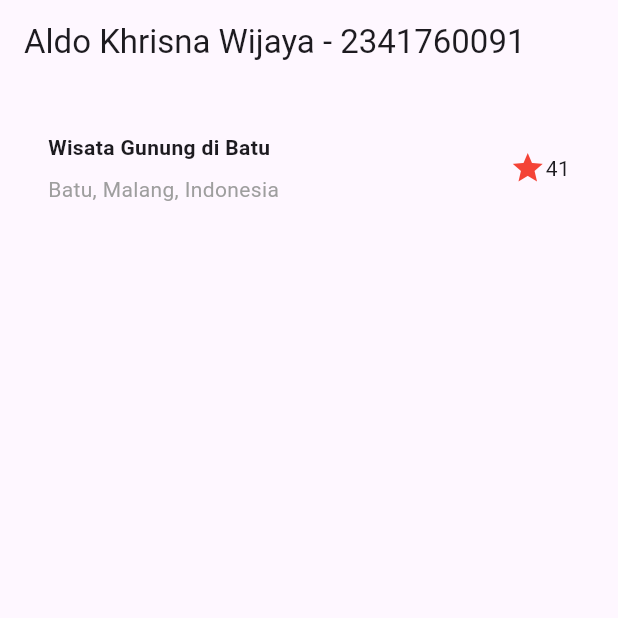
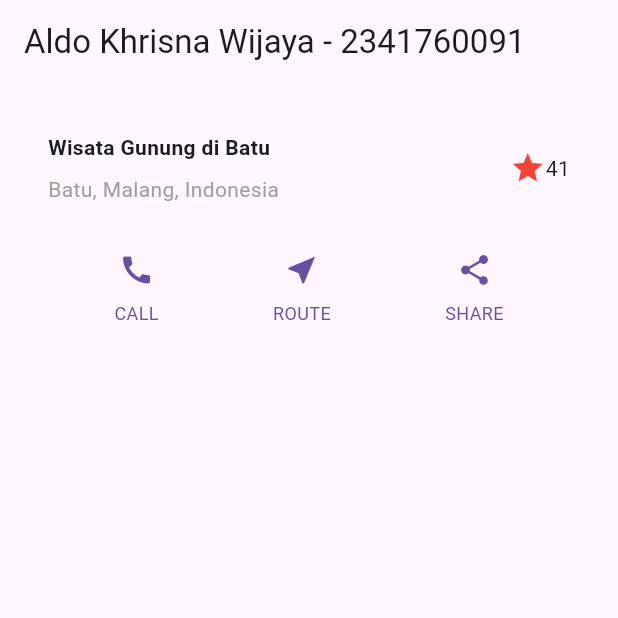
Before and after one commit to AlKhrisW/flutter-fundamental-part2, a Flutter app: the screen it shows after launch, on a phone screen of 412 x 824 dp, the top half of it. Run offline on Flutter 3.47's test engine with Material 3 defaults, Android fonts, the phone set to English and light mode, and no system bars.

Commit message:
Modifikasi main (Implementasi button row)

```diff
--- a/lib/main.dart
+++ b/lib/main.dart
@@ -45,6 +45,17 @@ class MyApp extends StatelessWidget {
       ),
     );
 
+    Color color = Theme.of(context).primaryColor;
+
+    Widget buttonSection = Row(
+      mainAxisAlignment: MainAxisAlignment.spaceEvenly,
+      children: [
+        _buildButtonColumn(color, Icons.call, 'CALL'),
+        _buildButtonColumn(color, Icons.near_me, 'ROUTE'),
+        _buildButtonColumn(color, Icons.share, 'SHARE'),
+      ],
+    );
+
     return MaterialApp(
       title: 'Flutter layout: Nama dan NIM Anda',
       home: Scaffold(
@@ -54,9 +65,31 @@ class MyApp extends StatelessWidget {
         body: Column(
           children: [
             titleSection,
+            buttonSection,
           ],
         )
       ),
     );
   }
+
+  Column _buildButtonColumn(Color color, IconData icon, String label) {
+    return Column(
+      mainAxisSize: MainAxisSize.min,
+      mainAxisAlignment: MainAxisAlignment.spaceEvenly,
+      children: [
+        Icon(icon, color: color),
+        Container(
+          margin: const EdgeInsets.only(top: 8),
+          child: Text(
+            label,
+            style: TextStyle(
+              fontSize: 12,
+              fontWeight: FontWeight.w400,
+              color: color,
+            ),
+          ),
+        ),
+      ],
+    );
+  }
 }
```
